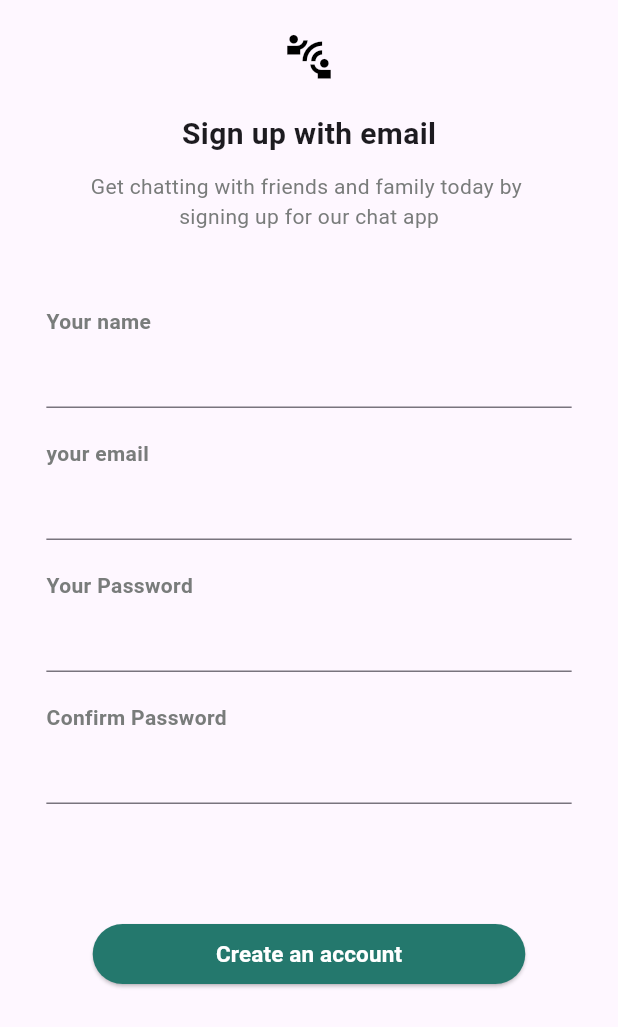
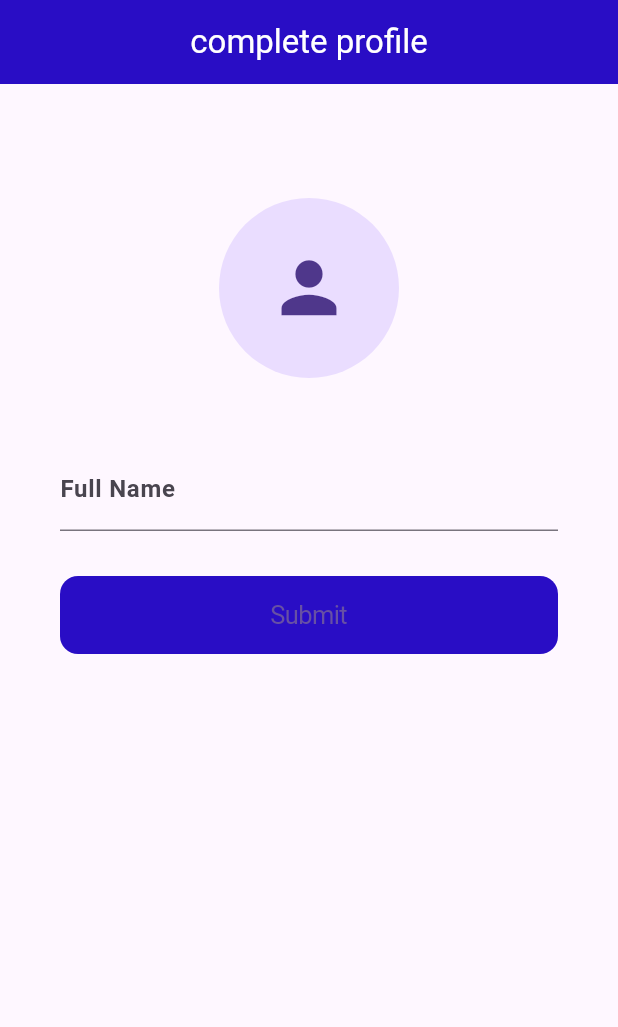
Before and after one commit to kumarharsh7070/chatcom, a Flutter app: the gmail_register screen opened by its route, after a tap on "Create an account", on a phone screen of 412 x 824 dp. Shown: the top 1027 px of the screen. Run offline on Flutter 3.47's test engine with Material 3 defaults, Android fonts, the phone set to English and light mode, and no system bars; our stand-ins replace cloud_firestore, emoji_picker_flutter, firebase_auth, firebase_core, font_awesome_flutter, google_fonts and 2 more; accounts and stored records are empty.

Commit message:
login and register

```diff
--- a/lib/Pages/Chat_screen.dart
+++ b/lib/Pages/Chat_screen.dart
@@ -4,7 +4,6 @@
 import 'package:emoji_picker_flutter/emoji_picker_flutter.dart';
 // import 'package:firebase/homeone.dart';
 import 'package:flutter/material.dart';
-import 'package:flutter/widgets.dart';
 import 'package:font_awesome_flutter/font_awesome_flutter.dart';
 
 // ignore: must_be_immutable
--- /dev/null
+++ b/lib/completeprofile_page.dart
@@ -0,0 +1,132 @@
+import 'dart:io';
+
+// import 'package:cloud_firestore/cloud_firestore.dart';
+import 'package:flutter/cupertino.dart';
+import 'package:flutter/material.dart';
+// import 'package:image_cropper/image_cropper.dart';
+import 'package:image_picker/image_picker.dart';
+
+class completeprofile extends StatefulWidget {
+  const completeprofile({super.key});
+
+  @override
+  State<completeprofile> createState() => _completeprofileState();
+}
+
+class _completeprofileState extends State<completeprofile> {
+
+   late File imagefile;
+  TextEditingController fullnamecontroller = TextEditingController();
+
+
+
+  void selectimage(ImageSource source) async {
+   XFile? pickedFile= await ImagePicker().pickImage(source: source);
+
+   if (pickedFile !=null){
+    // cropImage(pickedFile);
+   }
+  }
+// ---------------------------------------------------------------------
+  // void cropImage(XFile file) async {
+  //    File? croppedimage = (await ImageCropper.cropImage( sourcePath: file.path)) as File?;
+
+  //    if(croppedimage !=null){
+  //     setState(() {
+  //       imagefile=croppedimage;
+  //     });
+  //    }
+  // }
+// --------------------------------------------------------------------------------
+  void showphotoOptions() {
+    showDialog(
+        context: context,
+        builder: (context) {
+          return AlertDialog(
+            title: Text("Upload profile picture"),
+            content: Column(
+              mainAxisSize: MainAxisSize.min,
+              children: [
+                ListTile(
+                  onTap: () {
+                    selectimage(ImageSource.gallery);
+                  },
+                  leading: Icon(
+                    Icons.photo_album,
+                    color: Colors.black,
+                  ),
+                  title: Text("select from Gallery"),
+                ),
+                ListTile(
+                  onTap: () {
+                    selectimage(ImageSource.camera);
+                  },
+                  leading: Icon(
+                    Icons.camera_alt,
+                    color: Colors.black,
+                  ),
+                  title: Text("Take photo"),
+                )
+              ],
+            ),
+          );
+        });
+  }
+
+  @override
+  Widget build(BuildContext context) {
+    return Scaffold(
+      appBar: AppBar(
+        automaticallyImplyLeading: false,
+        backgroundColor: Color.fromARGB(255, 41, 13, 197),
+        title: Text(
+          "complete profile",
+          style: TextStyle(color: Colors.white),
+        ),
+        centerTitle: true,
+      ),
+      body: SafeArea(
+          child: Container(
+        padding: EdgeInsets.symmetric(
+          horizontal: 40,
+        ),
+        child: ListView(
+          children: [
+            SizedBox(
+              height: 60,
+            ),
+            CupertinoButton(
+              onPressed: () {
+                showphotoOptions();
+              },
+              child: CircleAvatar(
+                radius: 60,
+                child: Icon(
+                  Icons.person,
+                  size: 55,
+                ),
+              ),
+            ),
+            SizedBox(
+              height: 30,
+            ),
+            TextField(
+              controller: fullnamecontroller,
+              decoration: InputDecoration(
+                  labelText: "Full Name",
+                  labelStyle: TextStyle(fontWeight: FontWeight.bold)),
+            ),
+            SizedBox(
+              height: 30,
+            ),
+            CupertinoButton(
+              onPressed: () {},
+              child: Text("Submit"),
+              color: Color.fromARGB(255, 41, 13, 197),
+            )
+          ],
+        ),
+      )),
+    );
+  }
+}
--- a/lib/gmail_register.dart
+++ b/lib/gmail_register.dart
@@ -1,5 +1,10 @@
+import 'package:cloud_firestore/cloud_firestore.dart';
+import 'package:firebase/completeprofile_page.dart';
+import 'package:firebase/models/usermodel.dart';
 import 'package:flutter/material.dart';
-import 'package:flutter/widgets.dart';
+import 'package:firebase_auth/firebase_auth.dart';
+
+
 
 class gmail_register extends StatefulWidget {
   const gmail_register({super.key});
@@ -9,6 +14,48 @@ class gmail_register extends StatefulWidget {
 }
 
 class _gmail_registerState extends State<gmail_register> {
+  TextEditingController gmailcontroller = TextEditingController();
+  TextEditingController Passwordcontroller = TextEditingController();
+  TextEditingController cnpasswordcontroller = TextEditingController();
+
+  void checkvalues() {
+    String email = gmailcontroller.text.trim();
+    String password = Passwordcontroller.text.trim();
+    String cnpassword = cnpasswordcontroller.text.trim();
+
+    if (email == "" || password == "" || cnpassword == "") {
+      print('please fill all field');
+    } else if (password != cnpassword) {
+      print("password do not match");
+    } else {
+      signup(email, password);
+    }
+  }
+
+  void signup(String email, String password) async {
+      UserCredential? credential;
+      try{
+              credential = await FirebaseAuth.instance.
+              createUserWithEmailAndPassword(email: email, password: password);
+
+      } on FirebaseAuthException catch(ex){
+        print(ex.message.toString());
+      }
+
+      if(credential != null){
+        String uid = credential.user!.uid;
+        Usermodel newuser = Usermodel(
+          uid: uid,
+          email: email,
+          fullname: "",
+          profilepic: ""
+        );
+        await FirebaseFirestore.instance.collection("users").doc(uid).set(newuser.toMap()).then((value){
+           print("new user created");
+        });
+      }
+
+  }
   @override
   Widget build(BuildContext context) {
     double screenwidth = MediaQuery.of(context).size.width;
@@ -66,7 +113,7 @@ class _gmail_registerState extends State<gmail_register> {
                 width: screenwidth * 0.85,
                 height: 20,
                 child: Text(
-                  'Your name',
+                  'Email Address',
                   style: TextStyle(
                     fontWeight: FontWeight.bold,
                     color: Color(0xFF797C7B),
@@ -76,36 +123,19 @@ class _gmail_registerState extends State<gmail_register> {
               Container(
                 width: screenwidth * 0.85,
                 child: TextField(
+                  controller: gmailcontroller,
                   decoration: InputDecoration(
                       // hintText: 'Enter a search term',    // border: OutlineInputBorder(),
 
                       ),
                 ),
               ),
-              SizedBox(height: 20,),
-              Container(
-                // color: Colors.red,
-                width: screenwidth * 0.85,
+              SizedBox(
                 height: 20,
-                    child: Text(
-                      'your email',
-                      style: TextStyle(
-                        fontWeight: FontWeight.bold,
-                        color: Color(0xFF797C7B),
               ),
+              SizedBox(
+                height: 20,
               ),
-              ),
-              Container(
-                width: screenwidth * 0.85,
-                child: TextField(
-                  decoration: InputDecoration(
-                      // hintText: 'Enter a search term',    // border: OutlineInputBorder(),
-
-                      ),
-                ),
-              ),
-                            SizedBox(height: 20,),
-
               Container(
                 // color: Colors.red,
                 width: screenwidth * 0.85,
@@ -121,19 +151,22 @@ class _gmail_registerState extends State<gmail_register> {
               Container(
                 width: screenwidth * 0.85,
                 child: TextField(
+                  controller: Passwordcontroller,
                   decoration: InputDecoration(
                       // hintText: 'Enter a search term',    // border: OutlineInputBorder(),
 
                       ),
                 ),
               ),
-              SizedBox(height: 20,),
+              SizedBox(
+                height: 20,
+              ),
               Container(
                 // color: Colors.red,
                 width: screenwidth * 0.85,
                 height: 20,
                 child: Text(
-                      'Confirm Password',
+                  'Confirm Passwords',
                   style: TextStyle(
                     fontWeight: FontWeight.bold,
                     color: Color(0xFF797C7B),
@@ -143,26 +176,37 @@ class _gmail_registerState extends State<gmail_register> {
               Container(
                 width: screenwidth * 0.85,
                 child: TextField(
+                  controller: cnpasswordcontroller,
                   decoration: InputDecoration(
                       // hintText: 'Enter a search term',    // border: OutlineInputBorder(),
 
                       ),
                 ),
               ),
-              SizedBox(height: 80,),
+              SizedBox(
+                height: 80,
+              ),
               Container(
-                  width: screenwidth*0.70,
-                  height:40,
+                width: screenwidth * 0.70,
+                height: 40,
                 child: ElevatedButton(
                   onPressed: () {
-
+                    checkvalues();
+                    Navigator.push(context, MaterialPageRoute(builder:(context){
+                      return completeprofile();
+                    }));
                   },
-                    child: Text('Create an account',style: TextStyle(color: Colors.white,fontWeight: FontWeight.bold,fontSize:15),),
+                  child: Text(
+                    'Create an account',
+                    style: TextStyle(
+                        color: Colors.white,
+                        fontWeight: FontWeight.bold,
+                        fontSize: 15),
+                  ),
                   style: ElevatedButton.styleFrom(
-                      backgroundColor:Color(0xFF24786D),
+                    backgroundColor: Color(0xFF24786D),
                   ),
                 ),
-
               ),
             ],
           ),
--- a/lib/main.dart
+++ b/lib/main.dart
@@ -2,6 +2,7 @@ import 'package:firebase/Pages/Message_Page.dart';
 import 'package:firebase/Pages/Status_Page.dart';
 import 'package:firebase/Pages/call_page.dart';
 import 'package:firebase/chat_home_page/chat_home.dart';
+import 'package:firebase/completeprofile_page.dart';
 import 'package:firebase/first_home.dart';
 import 'package:firebase/gmail_auth.dart';
 import 'package:firebase/gmail_forgot.dart';
@@ -34,7 +35,7 @@ class MyApp extends StatelessWidget {
     return MaterialApp(
       debugShowCheckedModeBanner: false,
       //  home: firsthome(),
-      initialRoute: '/chat_home',
+      initialRoute: '/completeprofile',
       routes: {
         '/': (context) => firsthome(),
         '/secondone': (context) => secondone(),
@@ -47,6 +48,7 @@ class MyApp extends StatelessWidget {
         '/ChatPage': (context) => MessagePage(),
         '/status_page': (context) => status_page(),
         '/call_page': (context) => call_page(),
+        "/completeprofile":(context)=>completeprofile()
       },
     );
   }
--- a/pubspec.yaml
+++ b/pubspec.yaml
@@ -42,6 +42,11 @@ dependencies:
   firebase_auth: ^5.2.0
   emoji_picker_flutter: ^3.0.0
   shared_preferences: ^2.3.2
+  firebase_storage: ^12.3.2
+  cloud_firestore: ^5.4.3
+  image_picker: ^1.1.2
+  image_cropper: ^8.0.2
+
   # for showing emoji
 
 
```
Also changed, not shown: lib/gmail_auth.dart (+46 -1 lines), lib/models/usermodel.dart (added, +24 -0 lines), pubspec.lock, 7 other files. Lines whose indentation alone changed are shown as unchanged.
